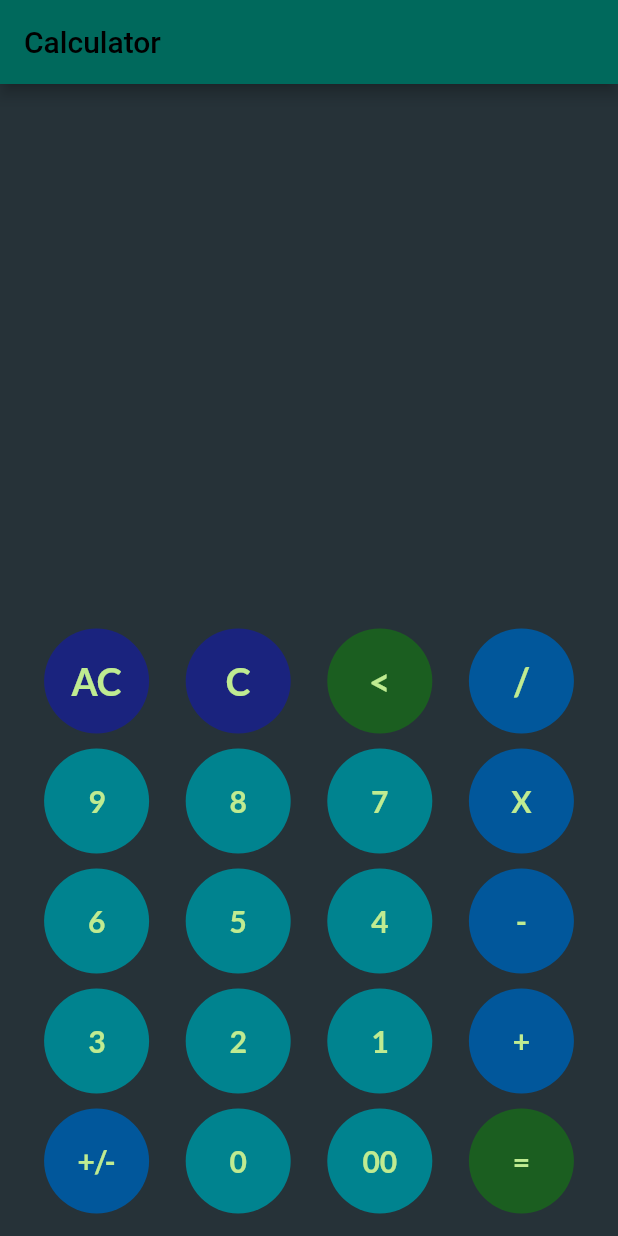
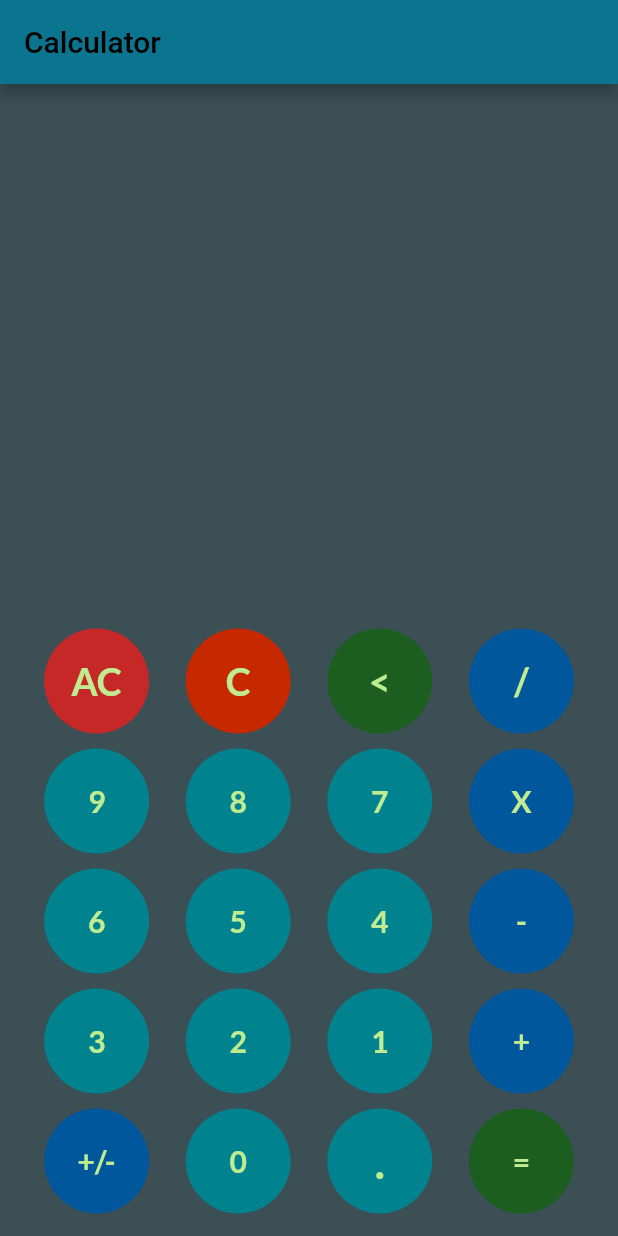
Before and after one commit to rahultg1411/rahultg1411-calculator_nitk_woc, a Flutter app: the screen it shows after launch, after a tap on "AC", on a phone screen of 412 x 824 dp. Run offline on Flutter 3.47's test engine with Material 2 defaults, Android fonts, the phone set to English and light mode, and no system bars; our stand-ins replace google_fonts.

Commit message:
small changes

```diff
--- a/lib/main.dart
+++ b/lib/main.dart
@@ -15,8 +15,8 @@ class CalculatorApp extends StatefulWidget {
 }
 
 class _CalculatorAppState extends State<CalculatorApp> {
-  late int firstNum;
-  late int secondNum;
+  late var firstNum;
+  late var secondNum;
   String history = '';
   String textToDisplay = '';
   late String res;
@@ -46,11 +46,18 @@ class _CalculatorAppState extends State<CalculatorApp> {
         btnVal == '-' ||
         btnVal == 'X' ||
         btnVal == '/') {
-      firstNum = int.parse(textToDisplay);
+      if (textToDisplay.contains('.'))
+        firstNum = double.parse(textToDisplay);
+      else
+        firstNum = int.parse(textToDisplay);
+
       res = '';
       operation = btnVal;
     } else if (btnVal == '=') {
-      secondNum = int.parse(textToDisplay);
+      if (textToDisplay.contains('.'))
+        secondNum = double.parse(textToDisplay);
+      else
+        secondNum = int.parse(textToDisplay);
       if (operation == '+') {
         res = (firstNum + secondNum).toString();
         history =
@@ -72,11 +79,19 @@ class _CalculatorAppState extends State<CalculatorApp> {
             firstNum.toString() + operation.toString() + secondNum.toString();
       }
     } else {
-      res = int.parse(textToDisplay + btnVal).toString();
+      res = textToDisplay + btnVal;
     }
 
     setState(() {
-      textToDisplay = res;
+      if (res != '') {
+        String s = res;
+        if (res.contains('.') && res.substring(res.length - 1) != ".") {
+          s = double.parse(res).toStringAsFixed(1);
+        } else if (!res.contains('.')) s = int.parse(res).toString();
+
+        textToDisplay = s;
+      } else
+        textToDisplay = res;
     });
   }
 
@@ -88,9 +103,9 @@ class _CalculatorAppState extends State<CalculatorApp> {
       home: Scaffold(
         appBar: AppBar(
           title: Text('Calculator'),
-          backgroundColor: Color(0xFF00695C),
+          backgroundColor: Color.fromRGBO(11, 117, 143, 1.0),
         ),
-        backgroundColor: Colors.blueGrey[900],
+        backgroundColor: Color.fromRGBO(10, 35, 43, 0.8),
         body: Container(
           margin: EdgeInsets.all(10.0),
           child: Column(
@@ -131,14 +146,14 @@ class _CalculatorAppState extends State<CalculatorApp> {
                 children: [
                   CalculatorButton(
                     text: 'AC',
-                    fillColor: 0xFF1A237E,
+                    fillColor: 0xFFC62828,
                     textColor: 0xFFBFEB91,
                     textSize: 25,
                     callback: buttonOnClick,
                   ),
                   CalculatorButton(
                     text: 'C',
-                    fillColor: 0xFF1A237E,
+                    fillColor: 0xFFC62800,
                     textColor: 0xFFBFEB91,
                     textSize: 25,
                     callback: buttonOnClick,
@@ -276,10 +291,10 @@ class _CalculatorAppState extends State<CalculatorApp> {
                     callback: buttonOnClick,
                   ),
                   CalculatorButton(
-                    text: '00',
+                    text: '.',
                     fillColor: 0xFF00838F,
                     textColor: 0xFFBFEB91,
-                    textSize: 20,
+                    textSize: 30,
                     callback: buttonOnClick,
                   ),
                   CalculatorButton(
```
